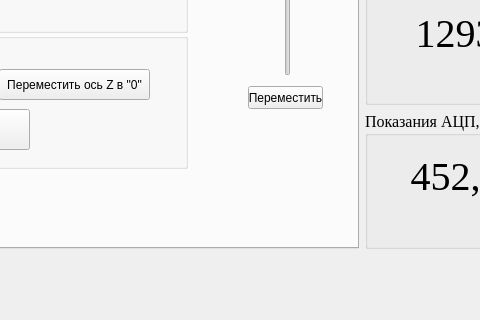
The window that mainwindow.ui (myworkandstudy/ULI) describes before a commit, drawn with Qt 5; both pictures show x 385 to 865 and y 331 to 651 of the 972 by 651 pixel window.
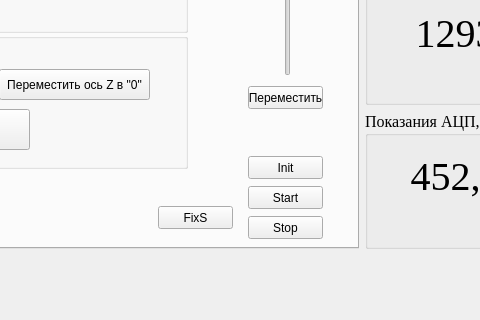
The same window after the commit.

What changed in the file:
```diff
--- a/mainwindow.ui
+++ b/mainwindow.ui
@@ -451,6 +451,58 @@
           <string>Стоп</string>
          </property>
         </widget>
+        <widget class="QPushButton" name="pushButton_14">
+         <property name="geometry">
+          <rect>
+           <x>620</x>
+           <y>450</y>
+           <width>75</width>
+           <height>23</height>
+          </rect>
+         </property>
+         <property name="text">
+          <string>Init</string>
+         </property>
+        </widget>
+        <widget class="QPushButton" name="pushButton_15">
+         <property name="geometry">
+          <rect>
+           <x>620</x>
+           <y>480</y>
+           <width>75</width>
+           <height>23</height>
+          </rect>
+         </property>
+         <property name="text">
+          <string>Start</string>
+         </property>
+        </widget>
+        <widget class="QPushButton" name="pushButton_16">
+         <property name="geometry">
+          <rect>
+           <x>620</x>
+           <y>510</y>
+           <width>75</width>
+           <height>23</height>
+          </rect>
+         </property>
+         <property name="text">
+          <string>Stop</string>
+         </property>
+        </widget>
+        <widget class="QPushButton" name="pushButton_17">
+         <property name="geometry">
+          <rect>
+           <x>530</x>
+           <y>500</y>
+           <width>75</width>
+           <height>23</height>
+          </rect>
+         </property>
+         <property name="text">
+          <string>FixS</string>
+         </property>
+        </widget>
        </widget>
        <widget class="QWidget" name="tab_2">
         <attribute name="title">
```
